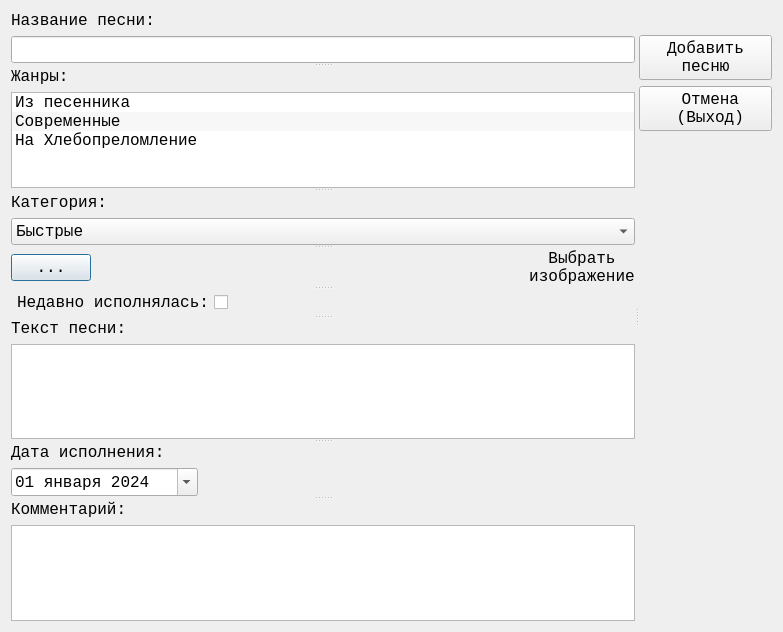
The window that gui/dlg_add_songs_ui.ui (alkostuchkov/Songbook) describes before a commit, drawn with Qt 5.
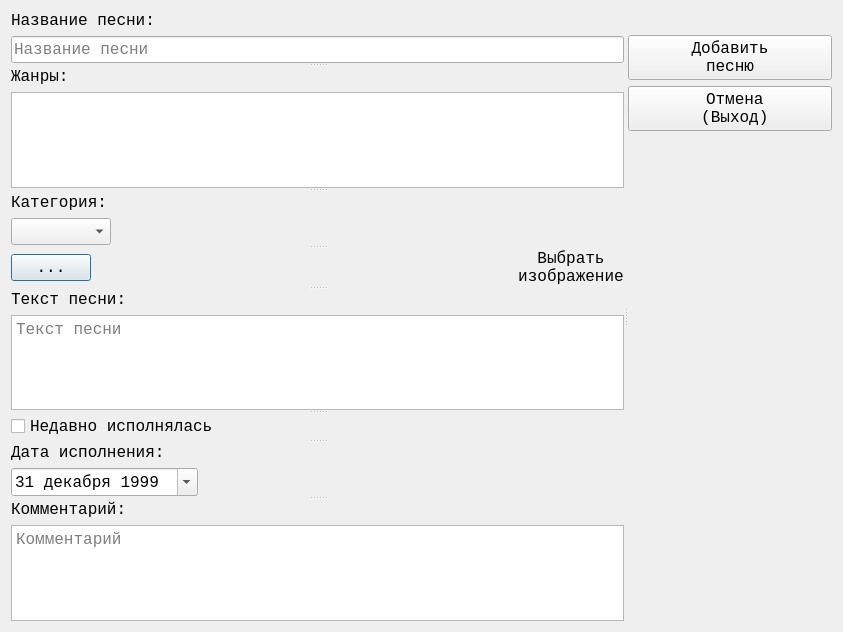
The same window after the commit.

Patch:
```diff
--- a/gui/dlg_add_songs_ui.ui
+++ b/gui/dlg_add_songs_ui.ui
@@ -6,7 +6,7 @@
    <rect>
     <x>0</x>
     <y>0</y>
-    <width>783</width>
+    <width>843</width>
     <height>632</height>
    </rect>
   </property>
@@ -20,10 +20,7 @@
   <property name="windowTitle">
    <string>Добавление песни</string>
   </property>
-  <property name="modal">
-   <bool>false</bool>
-  </property>
-  <layout class="QHBoxLayout" name="horizontalLayout_2">
+  <layout class="QHBoxLayout" name="horizontalLayout_3">
    <item>
     <widget class="QSplitter" name="splitter_2">
      <property name="orientation">
@@ -74,6 +71,9 @@
           <property name="cursor">
            <cursorShape>PointingHandCursor</cursorShape>
           </property>
+          <property name="placeholderText">
+           <string>Название песни</string>
+          </property>
          </widget>
         </item>
        </layout>
@@ -135,26 +135,13 @@
           <property name="selectionRectVisible">
            <bool>true</bool>
           </property>
-          <item>
-           <property name="text">
-            <string>Из песенника</string>
-           </property>
-          </item>
-          <item>
-           <property name="text">
-            <string>Современные</string>
-           </property>
-          </item>
-          <item>
-           <property name="text">
-            <string>На Хлебопреломление</string>
-           </property>
-          </item>
          </widget>
         </item>
        </layout>
       </widget>
       <widget class="QWidget" name="layoutWidget">
+       <layout class="QVBoxLayout" name="verticalLayout_2">
+        <item>
        <layout class="QVBoxLayout" name="verticalLayout">
         <item>
          <spacer name="verticalSpacer_5">
@@ -193,29 +180,27 @@
           </item>
          </layout>
         </item>
+         </layout>
+        </item>
         <item>
-         <widget class="QComboBox" name="cb_categories">
+         <layout class="QHBoxLayout" name="horizontalLayout_2">
           <item>
-           <property name="text">
-            <string>Быстрые</string>
-           </property>
+           <widget class="QComboBox" name="cb_categories"/>
           </item>
           <item>
-           <property name="text">
-            <string>Средние</string>
-           </property>
-          </item>
-          <item>
-           <property name="text">
-            <string>Медленные</string>
-           </property>
+           <spacer name="horizontalSpacer_5">
+            <property name="orientation">
+             <enum>Qt::Orientation::Horizontal</enum>
+            </property>
+            <property name="sizeHint" stdset="0">
+             <size>
+              <width>40</width>
+              <height>20</height>
+             </size>
+            </property>
+           </spacer>
           </item>
-          <item>
-           <property name="text">
-            <string>Суперрррррррр длиииииииинная категрия</string>
-           </property>
-          </item>
-         </widget>
+         </layout>
         </item>
        </layout>
       </widget>
@@ -272,6 +257,37 @@
         </item>
        </layout>
       </widget>
+      <widget class="QWidget" name="layoutWidget_2">
+       <layout class="QVBoxLayout" name="vl_song_text">
+        <item>
+         <spacer name="verticalSpacer_4">
+          <property name="orientation">
+           <enum>Qt::Orientation::Vertical</enum>
+          </property>
+          <property name="sizeHint" stdset="0">
+           <size>
+            <width>20</width>
+            <height>40</height>
+           </size>
+          </property>
+         </spacer>
+        </item>
+        <item>
+         <widget class="QLabel" name="lbl_song_text">
+          <property name="text">
+           <string>Текст песни:</string>
+          </property>
+         </widget>
+        </item>
+        <item>
+         <widget class="QTextEdit" name="te_song_text">
+          <property name="placeholderText">
+           <string>Текст песни</string>
+          </property>
+         </widget>
+        </item>
+       </layout>
+      </widget>
       <widget class="QWidget" name="layoutWidget">
        <layout class="QHBoxLayout" name="hl_recently">
         <item>
@@ -292,10 +308,10 @@
            </size>
           </property>
           <property name="layoutDirection">
-           <enum>Qt::LayoutDirection::RightToLeft</enum>
+           <enum>Qt::LayoutDirection::LeftToRight</enum>
           </property>
           <property name="text">
-           <string>Недавно исполнялась:</string>
+           <string>Недавно исполнялась</string>
           </property>
           <property name="checked">
            <bool>false</bool>
@@ -317,33 +333,6 @@
         </item>
        </layout>
       </widget>
-      <widget class="QWidget" name="layoutWidget_2">
-       <layout class="QVBoxLayout" name="vl_song_text">
-        <item>
-         <spacer name="verticalSpacer_4">
-          <property name="orientation">
-           <enum>Qt::Orientation::Vertical</enum>
-          </property>
-          <property name="sizeHint" stdset="0">
-           <size>
-            <width>20</width>
-            <height>40</height>
-           </size>
-          </property>
-         </spacer>
-        </item>
-        <item>
-         <widget class="QLabel" name="lbl_song_text">
-          <property name="text">
-           <string>Текст песни:</string>
-          </property>
-         </widget>
-        </item>
-        <item>
-         <widget class="QTextEdit" name="te_song_text"/>
-        </item>
-       </layout>
-      </widget>
       <widget class="QWidget" name="layoutWidget">
        <layout class="QHBoxLayout" name="hl_date">
         <item>
@@ -387,9 +376,9 @@
               <hour>0</hour>
               <minute>0</minute>
               <second>0</second>
-              <year>2024</year>
-              <month>1</month>
-              <day>1</day>
+              <year>1999</year>
+              <month>12</month>
+              <day>31</day>
              </datetime>
             </property>
             <property name="currentSection">
@@ -401,13 +390,6 @@
             <property name="calendarPopup">
              <bool>true</bool>
             </property>
-            <property name="date">
-             <date>
-              <year>2024</year>
-              <month>1</month>
-              <day>1</day>
-             </date>
-            </property>
            </widget>
           </item>
          </layout>
@@ -450,7 +432,11 @@
          </widget>
         </item>
         <item>
-         <widget class="QTextEdit" name="te_comment"/>
+         <widget class="QTextEdit" name="te_comment">
+          <property name="placeholderText">
+           <string>Комментарий</string>
+          </property>
+         </widget>
         </item>
        </layout>
       </widget>
```
Left out of the diff: 4 changed lines with no effect on the pictures. Lines whose indentation alone changed are shown as unchanged.
